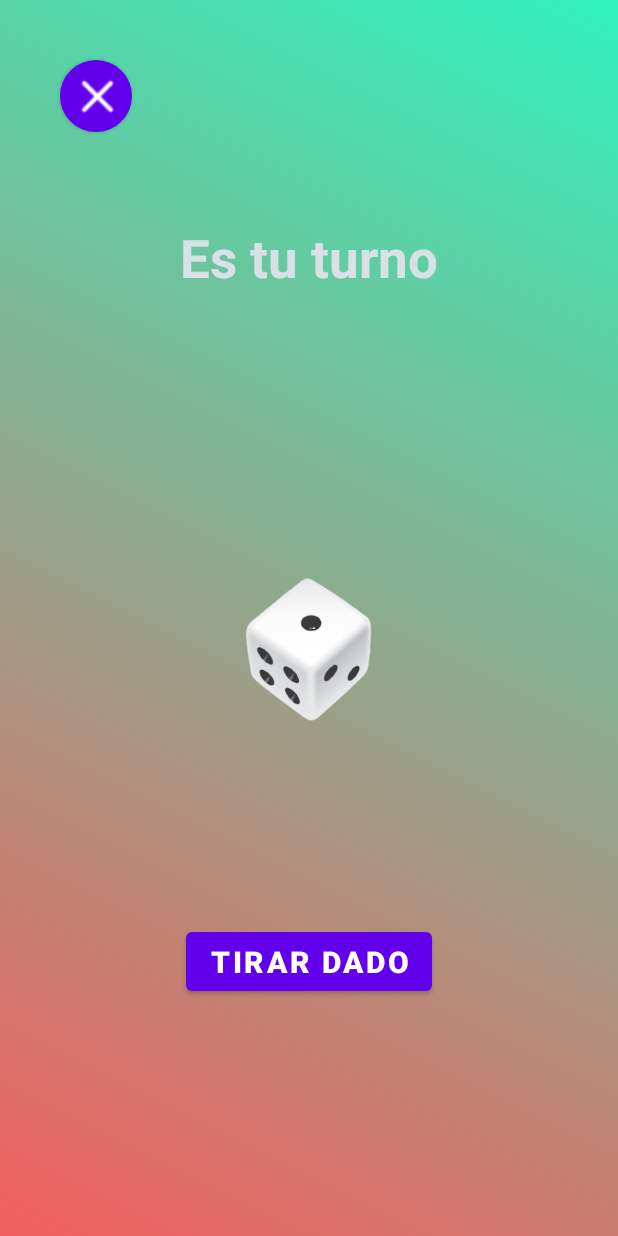
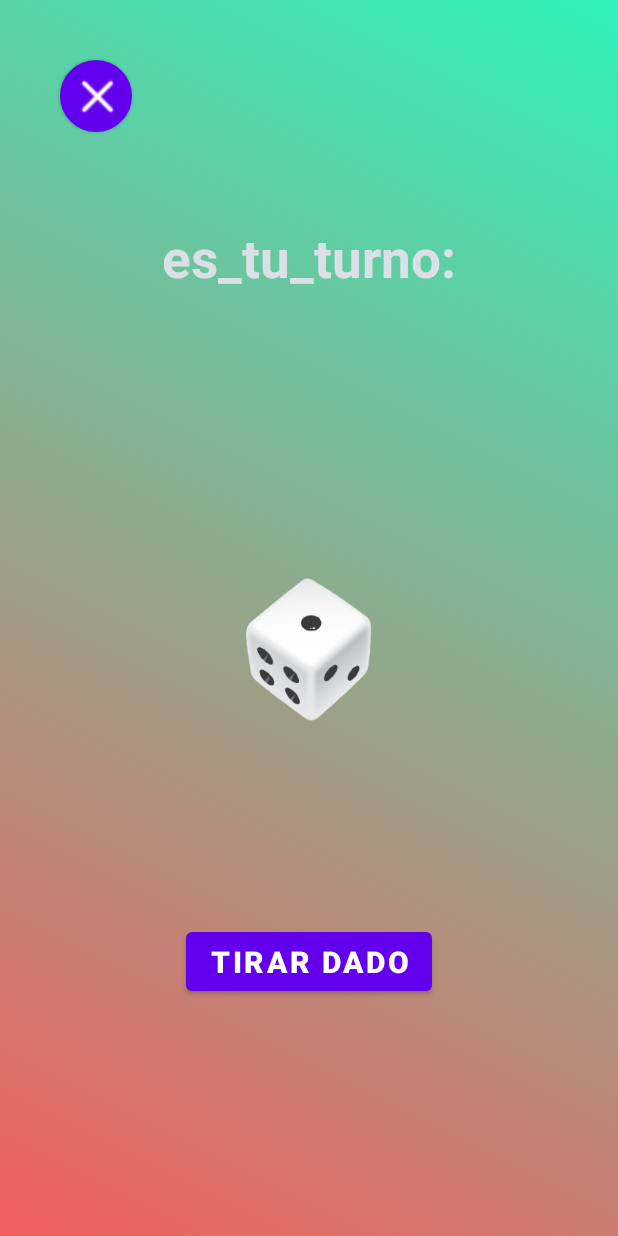
Before and after one commit to alefv5/ProyMobile, an Android app: the layout activity_game.xml on its own in the app's theme, with its tools: preview values and no code run, on a phone screen of 412 x 824 dp. Run offline under Robolectric (Android 15) with nearby library versions, the phone set to English and light mode, and no system bars.

Commit message:
fixed game view

```diff
--- a/app/src/main/res/layout/activity_game.xml
+++ b/app/src/main/res/layout/activity_game.xml
@@ -13,7 +13,7 @@
         android:layout_width="wrap_content"
         android:layout_height="wrap_content"
         android:layout_marginTop="148dp"
-        android:text="@string/es_tu_turno"
+        android:text="es_tu_turno:"
         android:textColor="#DAE1E6"
         android:textSize="35sp"
         android:textStyle="bold"
@@ -62,4 +62,5 @@
         app:iconSize="35dp"
         app:layout_constraintStart_toStartOf="parent"
         app:layout_constraintTop_toTopOf="parent" />
+
 </androidx.constraintlayout.widget.ConstraintLayout>
```
